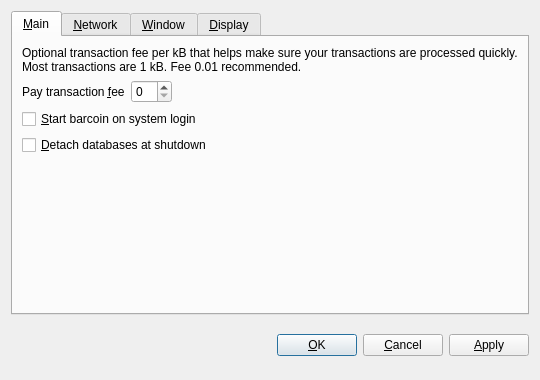
Qt form src/qt/forms/optionsdialog.ui (bluebitcoin/bluebitcoin) before a commit.
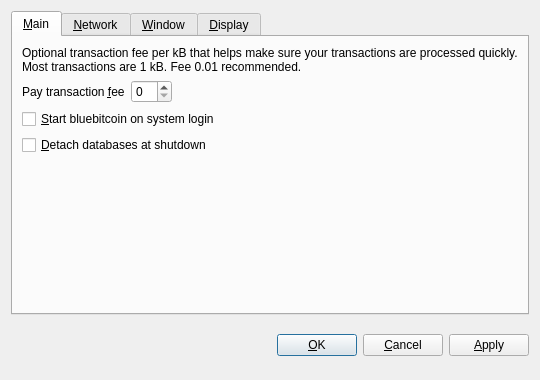
The same form after that commit. The open tabs and pages were chosen to show the change. Custom widgets are drawn as their Qt base class.

The edit to the form file:
```diff
--- a/src/qt/forms/optionsdialog.ui
+++ b/src/qt/forms/optionsdialog.ui
@@ -82,7 +82,7 @@
           <string>Automatically start barcoin after logging in to the system.</string>
          </property>
          <property name="text">
-          <string>&amp;Start barcoin on system login</string>
+          <string>&amp;Start bluebitcoin on system login</string>
          </property>
         </widget>
        </item>
```
Left out of the diff: 12 changed lines with no effect on the pictures.
